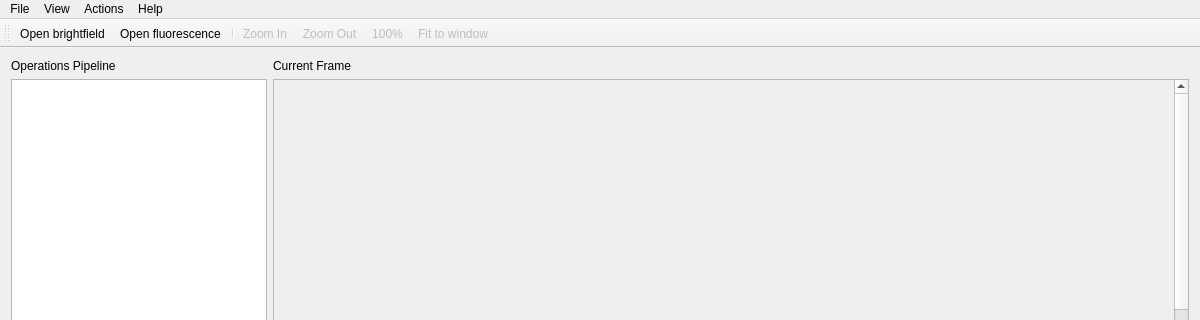
The window that views/mainwindow.ui (tmramalho/bigCellBrotherGUI) describes before a commit, drawn with Qt 5; both pictures show x 0 to 1200 and y 0 to 320 of the 1200 by 700 pixel window.
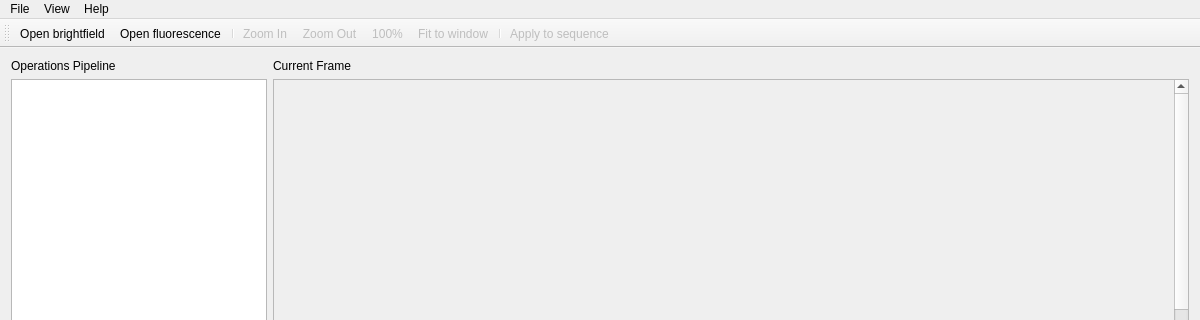
The same window after the commit.

```diff
--- a/views/mainwindow.ui
+++ b/views/mainwindow.ui
@@ -193,15 +193,8 @@
     </property>
     <addaction name="actionHelp"/>
    </widget>
-   <widget class="QMenu" name="menuActions">
-    <property name="title">
-     <string>Actions</string>
-    </property>
-    <addaction name="actionApply"/>
-   </widget>
    <addaction name="menuFile"/>
    <addaction name="menuView"/>
-   <addaction name="menuActions"/>
    <addaction name="menuHelp"/>
   </widget>
   <widget class="QToolBar" name="mainToolBar">
@@ -218,6 +211,8 @@
    <addaction name="zoomOutAct"/>
    <addaction name="normalSizeAct"/>
    <addaction name="fitToWindowAct"/>
+   <addaction name="separator"/>
+   <addaction name="actionApply"/>
   </widget>
   <widget class="QStatusBar" name="statusBar"/>
   <action name="actionOpen">
```
